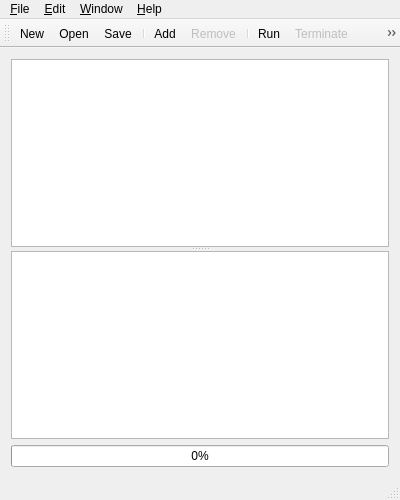
Old version of the form ui/mainwindow.ui in the repository u-foka/gtester.
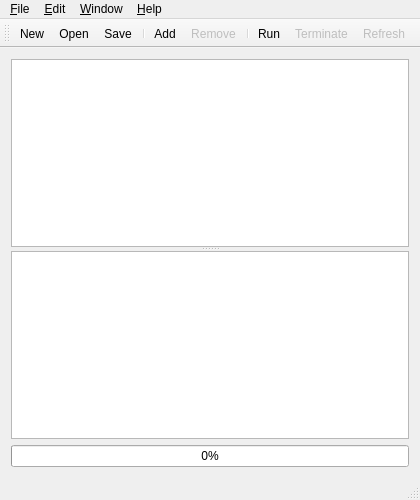
New version of the form. Icons and pictures are not drawn.

Commit message:
Adjust default window size
Now the toolbar fits in the default window on newer osx versions

Diff of the .ui file:
```diff
--- a/ui/mainwindow.ui
+++ b/ui/mainwindow.ui
@@ -6,7 +6,7 @@
    <rect>
     <x>0</x>
     <y>0</y>
-    <width>400</width>
+    <width>420</width>
     <height>500</height>
    </rect>
   </property>
@@ -61,7 +61,7 @@
     <rect>
      <x>0</x>
      <y>0</y>
-     <width>400</width>
+     <width>420</width>
      <height>22</height>
     </rect>
    </property>
```
